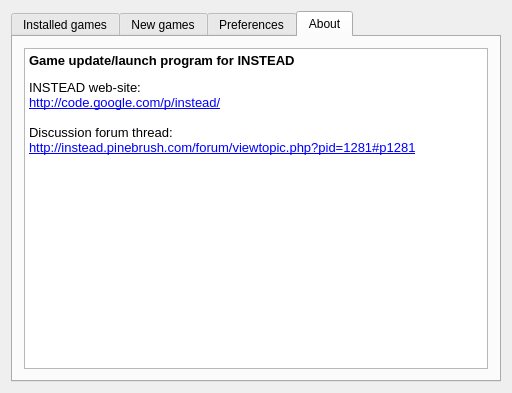
First picture: the form in mainwindow.ui, repository instead-hub/instead-launcher, before the edit.
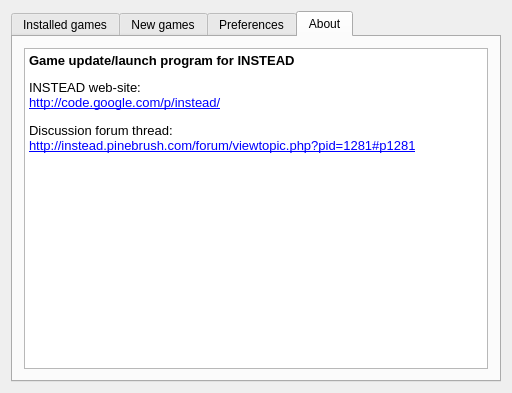
Second picture: the form after the edit. The open tabs and pages were chosen to show the change.

The edit to the form file:
```diff
--- a/mainwindow.ui
+++ b/mainwindow.ui
@@ -233,10 +233,10 @@
            <string>&lt;!DOCTYPE HTML PUBLIC &quot;-//W3C//DTD HTML 4.0//EN&quot; &quot;http://www.w3.org/TR/REC-html40/strict.dtd&quot;&gt;
 &lt;html&gt;&lt;head&gt;&lt;meta name=&quot;qrichtext&quot; content=&quot;1&quot; /&gt;&lt;style type=&quot;text/css&quot;&gt;
 p, li { white-space: pre-wrap; }
-&lt;/style&gt;&lt;/head&gt;&lt;body style=&quot; font-family:'Sans'; font-size:10pt; font-weight:400; font-style:normal;&quot;&gt;
-&lt;p style=&quot; margin-top:14px; margin-bottom:12px; margin-left:0px; margin-right:0px; -qt-block-indent:0; text-indent:0px;&quot;&gt;&lt;span style=&quot; font-family:'Sans Serif'; font-weight:600;&quot;&gt;Game update/launch program for INSTEAD&lt;/span&gt;&lt;/p&gt;
-&lt;p style=&quot; margin-top:0px; margin-bottom:0px; margin-left:0px; margin-right:0px; -qt-block-indent:0; text-indent:0px;&quot;&gt;&lt;span style=&quot; font-family:'Sans Serif';&quot;&gt;INSTEAD web-site:&lt;br /&gt;&lt;/span&gt;&lt;a href=&quot;http://code.google.com/p/instead/&quot;&gt;&lt;span style=&quot; font-family:'Sans Serif'; text-decoration: underline; color:#0000ff;&quot;&gt;http://code.google.com/p/instead/&lt;/span&gt;&lt;/a&gt;&lt;span style=&quot; font-family:'Sans Serif';&quot;&gt;&lt;br /&gt;&lt;/span&gt;&lt;/p&gt;
-&lt;p style=&quot; margin-top:0px; margin-bottom:0px; margin-left:0px; margin-right:0px; -qt-block-indent:0; text-indent:0px;&quot;&gt;&lt;span style=&quot; font-family:'Sans Serif';&quot;&gt;Discussion forum thread:&lt;br /&gt;&lt;/span&gt;&lt;a href=&quot;http://instead.pinebrush.com/forum/viewtopic.php?pid=1281#p1281&quot;&gt;&lt;span style=&quot; font-family:'Sans Serif'; text-decoration: underline; color:#0000ff;&quot;&gt;http://instead.pinebrush.com/forum/viewtopic.php?pid=1281#p1281&lt;/span&gt;&lt;/a&gt;&lt;span style=&quot; font-family:'Sans Serif';&quot;&gt; &lt;/span&gt;&lt;/p&gt;&lt;/body&gt;&lt;/html&gt;</string>
+&lt;/style&gt;&lt;/head&gt;&lt;body style=&quot; font-family:'MS Shell Dlg 2'; font-size:8.25pt; font-weight:400; font-style:normal;&quot;&gt;
+&lt;p style=&quot; margin-top:14px; margin-bottom:12px; margin-left:0px; margin-right:0px; -qt-block-indent:0; text-indent:0px;&quot;&gt;&lt;span style=&quot; font-family:'Sans Serif'; font-size:10pt; font-weight:600;&quot;&gt;Game update/launch program for INSTEAD&lt;/span&gt;&lt;/p&gt;
+&lt;p style=&quot; margin-top:0px; margin-bottom:0px; margin-left:0px; margin-right:0px; -qt-block-indent:0; text-indent:0px;&quot;&gt;&lt;span style=&quot; font-family:'Sans Serif'; font-size:10pt;&quot;&gt;INSTEAD web-site:&lt;br /&gt;&lt;/span&gt;&lt;a href=&quot;http://code.google.com/p/instead/&quot;&gt;&lt;span style=&quot; font-family:'Sans Serif'; font-size:10pt; text-decoration: underline; color:#0000ff;&quot;&gt;http://code.google.com/p/instead/&lt;/span&gt;&lt;/a&gt;&lt;span style=&quot; font-family:'Sans Serif'; font-size:10pt;&quot;&gt;&lt;br /&gt;&lt;/span&gt;&lt;/p&gt;
+&lt;p style=&quot; margin-top:0px; margin-bottom:0px; margin-left:0px; margin-right:0px; -qt-block-indent:0; text-indent:0px;&quot;&gt;&lt;span style=&quot; font-family:'Sans Serif'; font-size:10pt;&quot;&gt;Discussion forum thread:&lt;br /&gt;&lt;/span&gt;&lt;a href=&quot;http://instead.pinebrush.com/forum/viewtopic.php?pid=1281#p1281&quot;&gt;&lt;span style=&quot; font-family:'Sans Serif'; font-size:10pt; text-decoration: underline; color:#0000ff;&quot;&gt;http://instead.pinebrush.com/forum/viewtopic.php?pid=1281#p1281&lt;/span&gt;&lt;/a&gt;&lt;span style=&quot; font-family:'Sans Serif'; font-size:10pt;&quot;&gt; &lt;/span&gt;&lt;/p&gt;&lt;/body&gt;&lt;/html&gt;</string>
           </property>
           <property name="openExternalLinks">
            <bool>true</bool>
```
Left out of the diff: 2 changed lines with no effect on the pictures.
